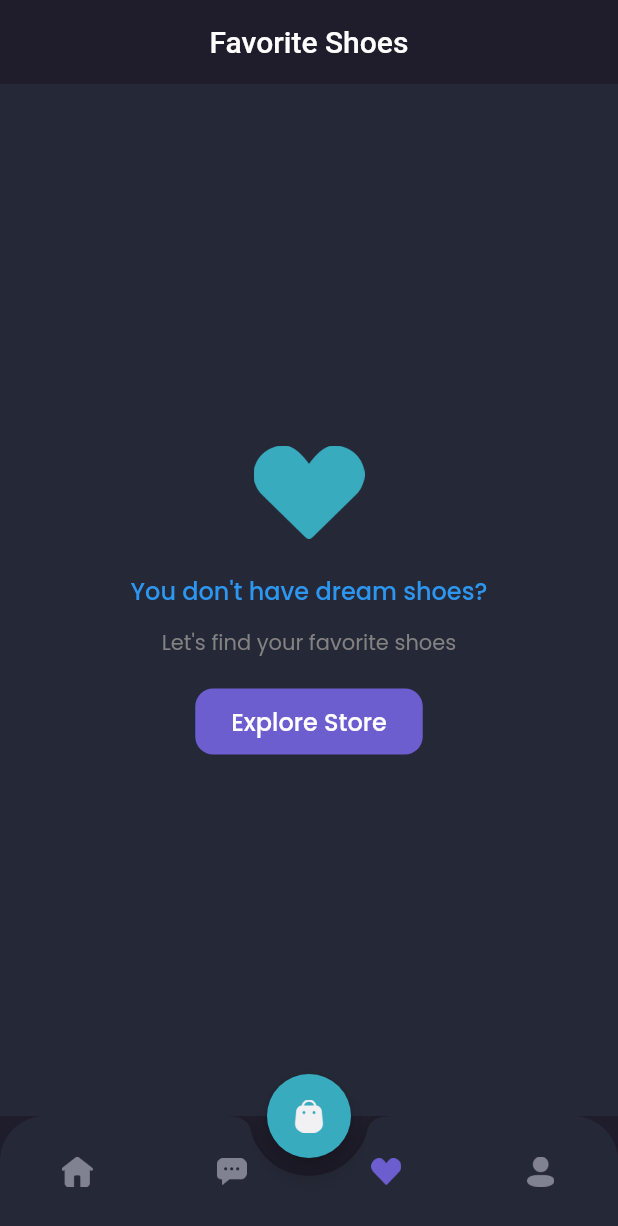
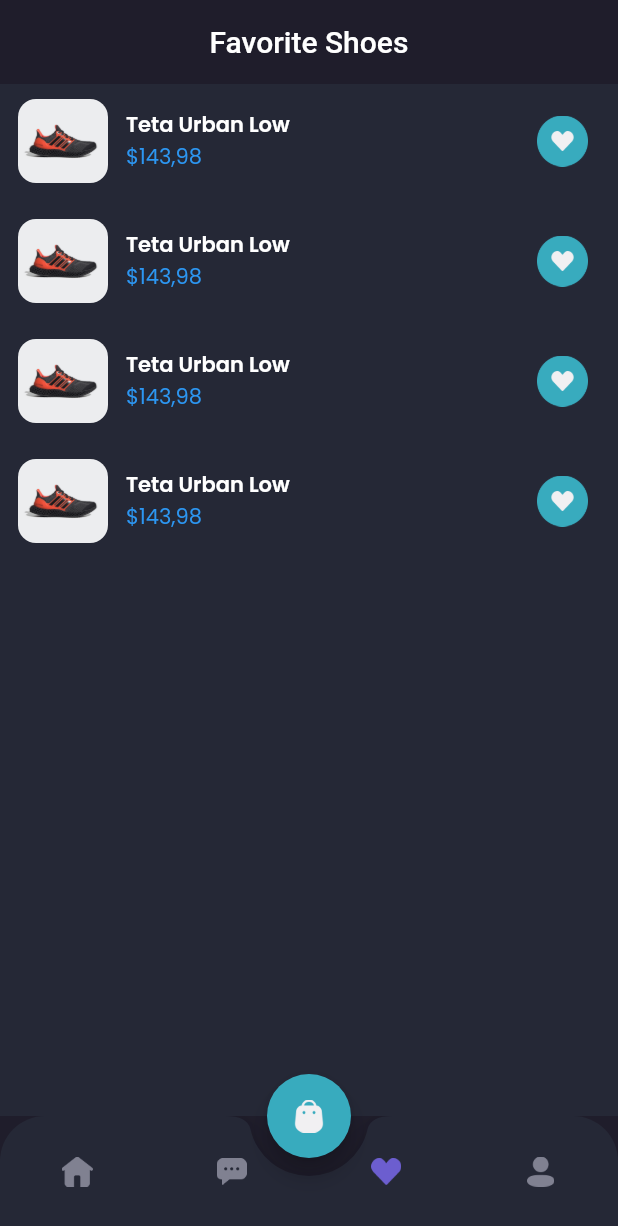
Before and after one commit to darmariduan/shamo-mobile, a Flutter app: the MainPage screen opened by its route, item 3 of the bottom bar chosen, on a phone screen of 412 x 824 dp. Shown: the top 1226 px of the screen. Run offline on Flutter 3.47's test engine with Material 3 defaults, Android fonts, the phone set to English and light mode, and no system bars; our stand-ins replace google_fonts.

Commit message:
25-Wishlist Page Content

```diff
--- a/lib/pages/home/wishlist_page.dart
+++ b/lib/pages/home/wishlist_page.dart
@@ -1,5 +1,6 @@
 import 'package:flutter/material.dart';
 import 'package:shamo/theme.dart';
+import 'package:shamo/widgets/wishlist_card.dart';
 
 class WishlistPage extends StatelessWidget {
   const WishlistPage({super.key});
@@ -75,10 +76,32 @@ class WishlistPage extends StatelessWidget {
       );
     }
 
+    Widget content() {
+      return Expanded(
+        child: Container(
+          color: backgroundColor4,
+          child: ListView(
+            children: [
+              Padding(
+                padding: EdgeInsets.symmetric(
+                  horizontal: defaultMargin,
+                ),
+              ),
+              WishlistCard(),
+              WishlistCard(),
+              WishlistCard(),
+              WishlistCard(),
+            ],
+          ),
+        ),
+      );
+    }
+
     return Column(
       children: [
         header(),
-        emptyWishlist(),
+        // emptyWishlist(),
+        content(),
       ],
     );
   }
--- /dev/null
+++ b/lib/widgets/wishlist_card.dart
@@ -0,0 +1,55 @@
+import 'package:flutter/material.dart';
+import 'package:shamo/theme.dart';
+
+class WishlistCard extends StatelessWidget {
+  const WishlistCard({super.key});
+
+  @override
+  Widget build(BuildContext context) {
+    return Container(
+      margin: EdgeInsets.only(
+        top: 10,
+        left: 12,
+        bottom: 14,
+        right: 20,
+      ),
+      decoration: BoxDecoration(
+          borderRadius: BorderRadius.circular(12), color: backgroundColor4),
+      child: Row(
+        children: [
+          ClipRRect(
+            borderRadius: BorderRadius.circular(12),
+            child: Image.asset(
+              "assets/image_shoes.png",
+              width: 60,
+            ),
+          ),
+          SizedBox(
+            width: 12,
+          ),
+          Expanded(
+            child: Column(
+              crossAxisAlignment: CrossAxisAlignment.start,
+              children: [
+                Text(
+                  'Teta Urban Low',
+                  style: primaryTextStyle.copyWith(
+                    fontWeight: semiBold,
+                  ),
+                ),
+                Text(
+                  '\$143,98',
+                  style: priceTextStyle,
+                ),
+              ],
+            ),
+          ),
+          Image.asset(
+            "assets/button_wishlist_blue.png",
+            width: 34,
+          ),
+        ],
+      ),
+    );
+  }
+}
```
